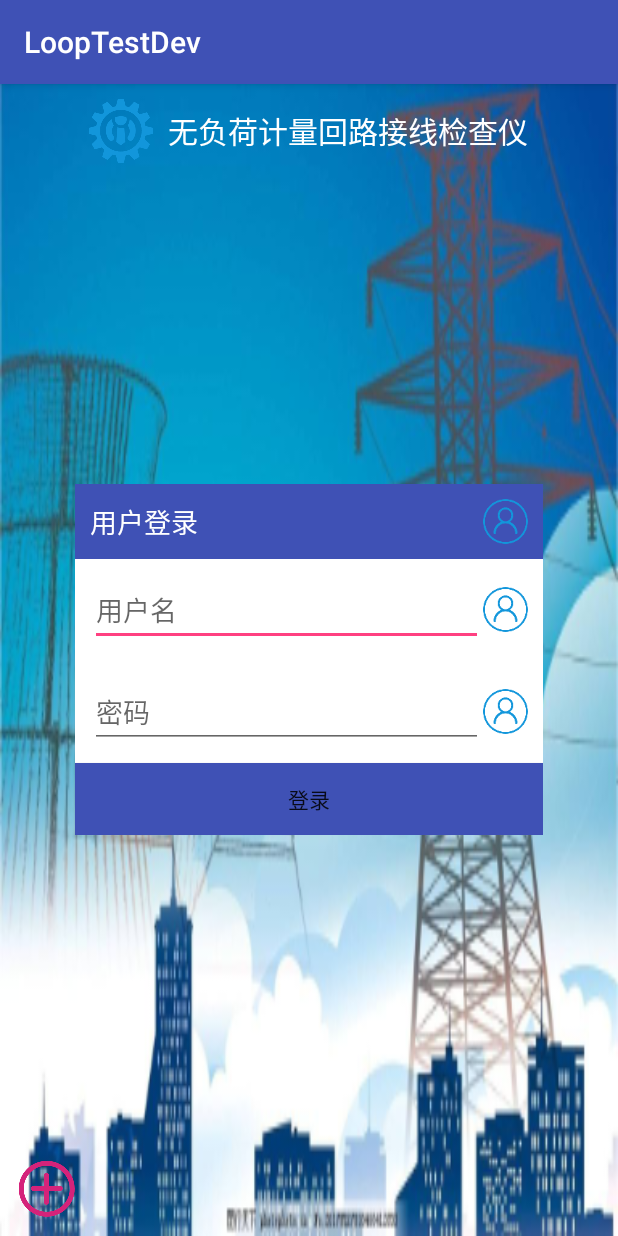
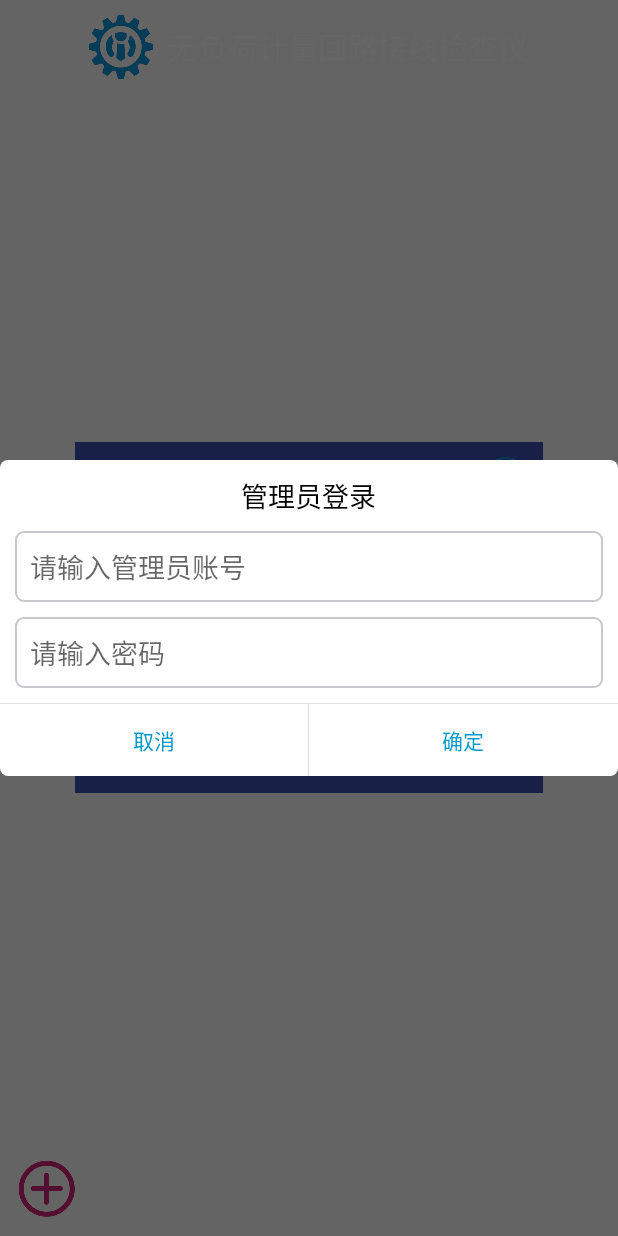
Before and after one commit to mengzhe1973/LoopTestDev, an Android app: the screen it shows after launch (MainActivity before the commit, LoginActivity after it), after a tap on an icon or button, on a phone screen of 412 x 824 dp. Run offline under Robolectric (Android 15) with nearby library versions, the phone set to English and light mode, and no system bars.

Commit message:
增加用户

```diff
--- a/app/src/main/AndroidManifest.xml
+++ b/app/src/main/AndroidManifest.xml
@@ -9,14 +9,16 @@
         android:label="@string/app_name"
         android:roundIcon="@mipmap/ic_launcher_round"
         android:supportsRtl="true"
-        android:theme="@style/AppTheme">
-        <activity android:name=".view.MainActivity" >
+        android:theme="@style/FullScreen">
+        <activity android:name=".view.LoginActivity">
             <intent-filter>
                 <action android:name="android.intent.action.MAIN" />
 
                 <category android:name="android.intent.category.LAUNCHER" />
             </intent-filter>
         </activity>
+
+        <activity android:name=".view.AdminActivity"/>
     </application>
 
 </manifest>
--- a/app/src/main/java/com/puan/looptestdev/view/AdminActivity.java
+++ b/app/src/main/java/com/puan/looptestdev/view/AdminActivity.java
@@ -8,6 +8,7 @@ import com.puan.looptestdev.R;
 
 /**
  * Created by kiros on 2019/1/2.
+ * 注册界面
  */
 
 public class AdminActivity extends BaseAvtivity{
--- /dev/null
+++ b/app/src/main/java/com/puan/looptestdev/view/LoginActivity.java
@@ -0,0 +1,112 @@
+package com.puan.looptestdev.view;
+
+import android.app.Dialog;
+import android.content.DialogInterface;
+import android.content.Intent;
+import android.os.Bundle;
+import android.text.TextUtils;
+import android.util.Log;
+import android.view.View;
+import android.view.Window;
+import android.widget.Button;
+import android.widget.EditText;
+import android.widget.ImageView;
+import android.widget.TextView;
+import android.widget.Toast;
+
+import com.puan.looptestdev.BaseAvtivity;
+import com.puan.looptestdev.R;
+import com.puan.looptestdev.widget.CustomDialog;
+
+/**
+ * 登录界面
+ */
+public class LoginActivity extends BaseAvtivity implements View.OnClickListener{
+
+    private EditText et_user_name, et_user_pwd;
+    private Button btn_login;
+    private ImageView add_user;
+    private String userName, userPwd;
+    private Dialog dialog;
+    @Override
+    protected void onCreate(Bundle savedInstanceState) {
+        super.onCreate(savedInstanceState);
+        setContentView(R.layout.activity_login);
+
+        initView();
+        login();
+        addUser();
+    }
+
+    /**
+     * 初始化视图
+     */
+    private void initView() {
+        et_user_name = findViewById(R.id.et_user_name);
+        et_user_pwd = findViewById(R.id.et_user_pwd);
+        btn_login = findViewById(R.id.btn_login);
+        add_user = findViewById(R.id.add_user);
+    }
+
+    /**
+     * 登录
+     */
+    private void login() {
+        btn_login.setOnClickListener(new View.OnClickListener() {
+            @Override
+            public void onClick(View v) {
+                userName = et_user_name.getText().toString().trim();
+                userPwd = et_user_pwd.getText().toString().trim();
+
+                if (TextUtils.isEmpty(userName)){
+                    toast("用户名为空");
+                }
+                if (TextUtils.isEmpty(userPwd)){
+                    toast("密码为空");
+                }
+            }
+        });
+    }
+
+    /**
+     * 增加用户
+     */
+    private void addUser() {
+        add_user.setOnClickListener(new View.OnClickListener() {
+            @Override
+            public void onClick(View v) {
+               showDialog();
+            }
+        });
+    }
+
+    //点击按钮，弹出圆角对话框
+    public void showDialog() {
+        dialog = new Dialog(this,R.style.dialog);
+        Window window = dialog.getWindow();
+        View contentView = this.getLayoutInflater().inflate(R.layout.layout_dialog, null);
+        TextView tv_title = contentView.findViewById(R.id.tv_title_custom_dialog);
+        Button tv_cancel = contentView.findViewById(R.id.btn_negative_custom_dialog);
+        Button tv_positive = contentView.findViewById(R.id.btn_positive_custom_dialog);
+        dialog.setContentView(contentView);
+        tv_title.setText("管理员登录");
+        tv_cancel.setOnClickListener(LoginActivity.this);
+        tv_positive.setOnClickListener(LoginActivity.this);
+        dialog.show();
+    }
+
+    @Override
+    public void onClick(View v) {
+        switch (v.getId()) {
+            case R.id.btn_negative_custom_dialog:
+                dialog.dismiss();
+                break;
+            case R.id.btn_positive_custom_dialog:
+                Intent intent = new Intent(LoginActivity.this, AdminActivity.class);
+                startActivity(intent);
+                Toast.makeText(this,"确定",Toast.LENGTH_SHORT).show();
+                dialog.dismiss();
+                break;
+        }
+    }
+}
--- a/app/src/main/java/com/puan/looptestdev/view/MainActivity.java
+++ /dev/null
@@ -1,72 +0,0 @@
-package com.puan.looptestdev.view;
-
-import android.os.Bundle;
-import android.text.TextUtils;
-import android.view.View;
-import android.widget.Button;
-import android.widget.EditText;
-import android.widget.ImageView;
-
-import com.puan.looptestdev.BaseAvtivity;
-import com.puan.looptestdev.R;
-
-
-public class MainActivity extends BaseAvtivity {
-
-    private EditText et_user_name, et_user_pwd;
-    private Button btn_login;
-    private ImageView add_user;
-    private String userName, userPwd;
-    @Override
-    protected void onCreate(Bundle savedInstanceState) {
-        super.onCreate(savedInstanceState);
-        setContentView(R.layout.activity_main);
-
-        initView();
-        login();
-        addUser();
-    }
-
-    /**
-     * 初始化视图
-     */
-    private void initView() {
-        et_user_name = findViewById(R.id.et_user_name);
-        et_user_pwd = findViewById(R.id.et_user_pwd);
-        btn_login = findViewById(R.id.btn_login);
-        add_user = findViewById(R.id.add_user);
-    }
-
-    /**
-     * 登录
-     */
-    private void login() {
-        btn_login.setOnClickListener(new View.OnClickListener() {
-            @Override
-            public void onClick(View v) {
-                userName = et_user_name.getText().toString().trim();
-                userPwd = et_user_pwd.getText().toString().trim();
-
-                if (TextUtils.isEmpty(userName)){
-                    toast("用户名为空");
-                }
-                if (TextUtils.isEmpty(userPwd)){
-                    toast("密码为空");
-                }
-            }
-        });
-    }
-
-    /**
-     * 增加用户
-     */
-    private void addUser() {
-        add_user.setOnClickListener(new View.OnClickListener() {
-            @Override
-            public void onClick(View v) {
-
-            }
-        });
-    }
-
-}
--- /dev/null
+++ b/app/src/main/res/drawable/bg_dialog.xml
@@ -0,0 +1,8 @@
+<?xml version="1.0" encoding="utf-8"?>
+<shape xmlns:android="http://schemas.android.com/apk/res/android"
+    android:shape="rectangle">
+
+    <solid android:color="@color/white"/>
+    <corners android:radius="@dimen/dp_5"/>
+
+</shape>
--- /dev/null
+++ b/app/src/main/res/drawable/bg_edit.xml
@@ -0,0 +1,10 @@
+<?xml version="1.0" encoding="utf-8"?>
+<shape xmlns:android="http://schemas.android.com/apk/res/android"
+    android:shape="rectangle">
+
+    <solid android:color="@color/white"/>
+    <stroke android:color="@color/color_C7C7CC"
+        android:width="@dimen/dp_1"/>
+    <corners android:radius="@dimen/dp_5"/>
+
+</shape>
--- /dev/null
+++ b/app/src/main/res/layout/activity_login.xml
@@ -0,0 +1,38 @@
+<?xml version="1.0" encoding="utf-8"?>
+<RelativeLayout
+    xmlns:android="http://schemas.android.com/apk/res/android"
+    android:layout_width="match_parent"
+    android:layout_height="match_parent">
+
+    <LinearLayout
+        android:layout_width="match_parent"
+        android:layout_height="wrap_content"
+        android:orientation="horizontal"
+        android:gravity="center"
+        android:layout_marginTop="@dimen/dp_10">
+
+        <TextView
+            android:layout_width="wrap_content"
+            android:layout_height="wrap_content"
+            android:text="@string/title"
+            android:textColor="@color/white"
+            android:textSize="@dimen/sp_20"
+            android:drawableLeft="@mipmap/logo"
+            android:gravity="center"
+            android:drawablePadding="@dimen/dp_10"/>
+
+    </LinearLayout>
+
+
+    <include layout="@layout/layout_user"/>
+
+    <ImageView
+        android:id="@+id/add_user"
+        android:layout_width="wrap_content"
+        android:layout_height="wrap_content"
+        android:src="@mipmap/adduser"
+        android:layout_alignParentBottom="true"
+        android:layout_margin="@dimen/dp_10"/>
+
+
+</RelativeLayout>
--- /dev/null
+++ b/app/src/main/res/layout/layout_dialog.xml
@@ -0,0 +1,85 @@
+<?xml version="1.0" encoding="utf-8"?>
+<LinearLayout xmlns:android="http://schemas.android.com/apk/res/android"
+    android:layout_width="match_parent"
+    android:layout_height="match_parent"
+    android:orientation="vertical">
+
+    <LinearLayout
+        android:layout_width="match_parent"
+        android:layout_height="wrap_content"
+        android:gravity="center_horizontal"
+        android:orientation="vertical"
+        android:background="@drawable/bg_dialog">
+
+        <LinearLayout
+            android:layout_width="match_parent"
+            android:layout_height="wrap_content"
+            android:gravity="center_horizontal"
+            android:orientation="vertical">
+
+            <TextView
+                android:id="@+id/tv_title_custom_dialog"
+                android:layout_width="wrap_content"
+                android:layout_height="wrap_content"
+                android:text="提醒"
+                android:textColor="#000"
+                android:textSize="18dp"
+                android:layout_marginTop="@dimen/dp_10"/>
+
+           <EditText
+               android:id="@+id/et_admin_custom_dialog"
+               android:layout_width="match_parent"
+               android:layout_height="wrap_content"
+               android:background="@drawable/bg_edit"
+               android:layout_marginVertical="@dimen/dp_10"
+               android:hint="@string/input_admin"
+               android:padding="@dimen/dp_10"
+               android:layout_marginHorizontal="@dimen/dp_10"/>
+
+            <EditText
+                android:id="@+id/et_password_custom_dialog"
+                android:layout_width="match_parent"
+                android:layout_height="wrap_content"
+                android:background="@drawable/bg_edit"
+                android:hint="@string/input_pwd"
+                android:inputType="textPassword"
+                android:padding="@dimen/dp_10"
+                android:layout_marginHorizontal="@dimen/dp_10"/>
+        </LinearLayout>
+
+        <View
+            android:layout_width="match_parent"
+            android:layout_height="0.5dp"
+            android:layout_marginTop="@dimen/dp_10"
+            android:background="#dfdfdf" />
+
+        <LinearLayout
+            android:layout_width="match_parent"
+            android:layout_height="wrap_content"
+            android:orientation="horizontal">
+
+            <Button
+                android:id="@+id/btn_negative_custom_dialog"
+                android:layout_width="0dp"
+                android:layout_height="wrap_content"
+                android:layout_weight="1"
+                android:background="@android:color/transparent"
+                android:text="@string/cancel"
+                android:textColor="@android:color/holo_blue_dark" />
+
+            <View
+                android:layout_width="0.5dp"
+                android:layout_height="match_parent"
+                android:background="#dfdfdf" />
+
+            <Button
+                android:id="@+id/btn_positive_custom_dialog"
+                android:layout_width="0dp"
+                android:layout_height="wrap_content"
+                android:layout_weight="1"
+                android:background="@android:color/transparent"
+                android:text="@string/ok"
+                android:textColor="@android:color/holo_blue_dark" />
+        </LinearLayout>
+    </LinearLayout>
+</LinearLayout>
--- a/app/src/main/res/layout/activity_main.xml
+++ b/app/src/main/res/layout/layout_user.xml
@@ -1,45 +1,23 @@
 <?xml version="1.0" encoding="utf-8"?>
-<RelativeLayout
-    xmlns:android="http://schemas.android.com/apk/res/android"
+<RelativeLayout xmlns:android="http://schemas.android.com/apk/res/android"
     android:layout_width="match_parent"
-    android:layout_height="match_parent"
-    android:background="@mipmap/bg_login">
-
-    <LinearLayout
-        android:layout_width="match_parent"
-        android:layout_height="wrap_content"
-        android:orientation="horizontal"
-        android:gravity="center"
-        android:layout_marginTop="@dimen/dp_10">
-
-        <TextView
-            android:layout_width="wrap_content"
-            android:layout_height="wrap_content"
-            android:text="@string/title"
-            android:textColor="@color/white"
-            android:textSize="@dimen/sp_20"
-            android:drawableLeft="@mipmap/logo"
-            android:gravity="center"
-            android:drawablePadding="@dimen/dp_10"/>
-
-    </LinearLayout>
-
+    android:layout_height="match_parent">
 
     <LinearLayout
         android:layout_width="match_parent"
         android:layout_height="wrap_content"
         android:layout_centerInParent="true"
+        android:layout_marginHorizontal="50dp"
         android:background="@color/white"
-        android:orientation="vertical"
-        android:layout_marginHorizontal="50dp">
+        android:orientation="vertical">
 
         <LinearLayout
             android:layout_width="match_parent"
             android:layout_height="wrap_content"
+            android:background="@color/colorPrimary"
+            android:gravity="center_vertical"
             android:orientation="horizontal"
-            android:background="@color/colorPrimary"
-            android:padding="@dimen/dp_10"
-            android:gravity="center_vertical">
+            android:padding="@dimen/dp_10">
 
             <TextView
                 android:layout_width="0dp"
@@ -52,7 +30,7 @@
             <ImageView
                 android:layout_width="30dp"
                 android:layout_height="30dp"
-                android:src="@mipmap/user"/>
+                android:src="@mipmap/user" />
 
 
         </LinearLayout>
@@ -60,10 +38,10 @@
         <LinearLayout
             android:layout_width="match_parent"
             android:layout_height="wrap_content"
+            android:background="@color/white"
+            android:gravity="center_vertical"
             android:orientation="horizontal"
-            android:background="@color/white"
-            android:padding="@dimen/dp_10"
-            android:gravity="center_vertical">
+            android:padding="@dimen/dp_10">
 
             <EditText
                 android:id="@+id/et_user_name"
@@ -77,7 +55,7 @@
             <ImageView
                 android:layout_width="30dp"
                 android:layout_height="30dp"
-                android:src="@mipmap/user"/>
+                android:src="@mipmap/user" />
 
 
         </LinearLayout>
@@ -85,10 +63,10 @@
         <LinearLayout
             android:layout_width="match_parent"
             android:layout_height="wrap_content"
+            android:background="@color/white"
+            android:gravity="center_vertical"
             android:orientation="horizontal"
-            android:background="@color/white"
-            android:padding="@dimen/dp_10"
-            android:gravity="center_vertical">
+            android:padding="@dimen/dp_10">
 
             <EditText
                 android:id="@+id/et_user_pwd"
@@ -103,7 +81,7 @@
             <ImageView
                 android:layout_width="30dp"
                 android:layout_height="30dp"
-                android:src="@mipmap/user"/>
+                android:src="@mipmap/user" />
 
 
         </LinearLayout>
@@ -112,18 +90,8 @@
             android:id="@+id/btn_login"
             android:layout_width="match_parent"
             android:layout_height="match_parent"
-            android:text="@string/btn_login"
-            android:background="@color/colorPrimary"/>
+            android:background="@color/colorPrimary"
+            android:text="@string/btn_login" />
 
     </LinearLayout>
-
-    <ImageView
-        android:id="@+id/add_user"
-        android:layout_width="wrap_content"
-        android:layout_height="wrap_content"
-        android:src="@mipmap/adduser"
-        android:layout_alignParentBottom="true"
-        android:layout_margin="@dimen/dp_10"/>
-
-
 </RelativeLayout>
--- a/app/src/main/res/values/colors.xml
+++ b/app/src/main/res/values/colors.xml
@@ -5,4 +5,5 @@
     <color name="colorAccent">#FF4081</color>
     <color name="color_338333">#338333</color>
     <color name="white">#fff</color>
+    <color name="color_C7C7CC">#C7C7CC</color>
 </resources>
--- a/app/src/main/res/values/dimens.xml
+++ b/app/src/main/res/values/dimens.xml
@@ -1,6 +1,8 @@
 <?xml version="1.0" encoding="utf-8"?>
 <resources>
     <!--距离-->
+    <dimen name="dp_1">1dp</dimen>
+    <dimen name="dp_5">5dp</dimen>
     <dimen name="dp_10">10dp</dimen>
 
 
--- a/app/src/main/res/values/strings.xml
+++ b/app/src/main/res/values/strings.xml
@@ -6,4 +6,8 @@
     <string name="user_pwd">密码</string>
     <string name="btn_login">登录</string>
     <string name="baseTitle">标题</string>
+    <string name="cancel">取消</string>
+    <string name="ok">确定</string>
+    <string name="input_admin">请输入管理员账号</string>
+    <string name="input_pwd">请输入密码</string>
 </resources>
--- a/app/src/main/res/values/styles.xml
+++ b/app/src/main/res/values/styles.xml
@@ -8,4 +8,24 @@
         <item name="colorAccent">@color/colorAccent</item>
     </style>
 
+
+    <style name="FullScreen" parent="@style/Theme.AppCompat.Light">
+        <item name="windowNoTitle">true</item>
+        <!--<item name="android:windowFullscreen">true</item>-->
+    </style>
+
+    <style name="dialog" parent="@android:style/Theme.Dialog">
+        <item name="android:windowFrame">@null</item>
+        <!--边框-->
+        <item name="android:windowIsFloating">true</item>
+        <!--是否浮现在activity之上-->
+        <item name="android:windowIsTranslucent">false</item>
+        <!--半透明-->
+        <item name="android:windowNoTitle">true</item>
+        <!--无标题-->
+        <item name="android:windowBackground">@android:color/transparent</item>
+        <!--背景透明-->
+        <item name="android:backgroundDimEnabled">true</item>
+        <!--模糊-->
+    </style>
 </resources>
```
Also changed, not shown: app/src/main/java/com/puan/looptestdev/widget/CustomDialog.java (added, +127 -0 lines), app/src/main/res/layout/activity_admin.xml (+3 -4 lines), 58 other files.
